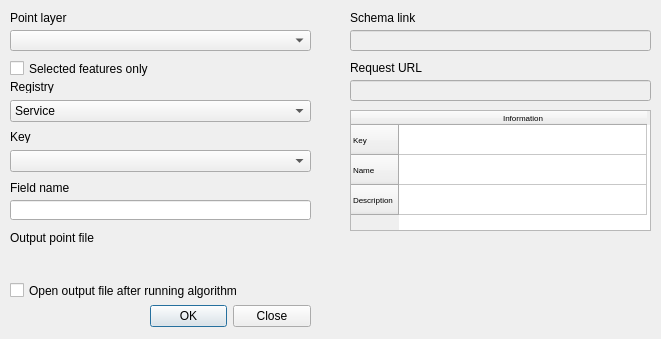
The window that GeoContextQGISPlugin_processing_dialog_base.ui (kartoza/GeoContextQGISPlugin) describes before a commit, drawn with Qt 5.
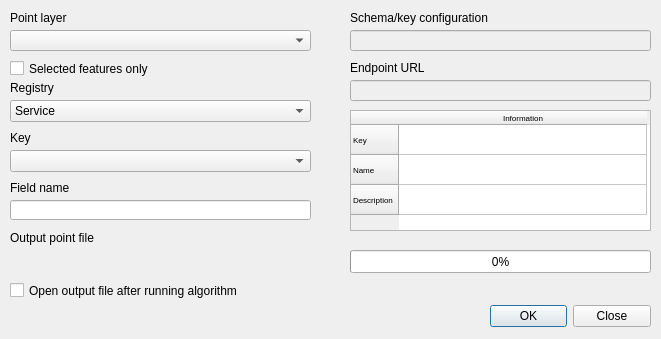
The same window after the commit. Custom widgets are drawn as their Qt base class.

```diff
--- a/GeoContextQGISPlugin_processing_dialog_base.ui
+++ b/GeoContextQGISPlugin_processing_dialog_base.ui
@@ -16,7 +16,7 @@
   <widget class="QDialogButtonBox" name="buttonBox">
    <property name="geometry">
     <rect>
-     <x>150</x>
+     <x>490</x>
      <y>300</y>
      <width>161</width>
      <height>32</height>
@@ -34,7 +34,7 @@
     <rect>
      <x>10</x>
      <y>10</y>
-     <width>71</width>
+     <width>201</width>
      <height>16</height>
     </rect>
    </property>
@@ -57,7 +57,7 @@
     <rect>
      <x>10</x>
      <y>60</y>
-     <width>151</width>
+     <width>241</width>
      <height>17</height>
     </rect>
    </property>
@@ -83,7 +83,7 @@
     <rect>
      <x>10</x>
      <y>230</y>
-     <width>101</width>
+     <width>271</width>
      <height>16</height>
     </rect>
    </property>
@@ -96,7 +96,7 @@
     <rect>
      <x>10</x>
      <y>280</y>
-     <width>241</width>
+     <width>291</width>
      <height>21</height>
     </rect>
    </property>
@@ -134,8 +134,8 @@
     <rect>
      <x>10</x>
      <y>80</y>
-     <width>47</width>
-     <height>13</height>
+     <width>261</width>
+     <height>16</height>
     </rect>
    </property>
    <property name="text">
@@ -147,8 +147,8 @@
     <rect>
      <x>10</x>
      <y>130</y>
-     <width>47</width>
-     <height>13</height>
+     <width>271</width>
+     <height>16</height>
     </rect>
    </property>
    <property name="text">
@@ -194,7 +194,7 @@
     </rect>
    </property>
    <property name="text">
-    <string>Request URL</string>
+    <string>Endpoint URL</string>
    </property>
   </widget>
   <widget class="QLineEdit" name="lineEditFieldName">
@@ -212,7 +212,7 @@
     <rect>
      <x>10</x>
      <y>180</y>
-     <width>91</width>
+     <width>291</width>
      <height>16</height>
     </rect>
    </property>
@@ -244,12 +244,12 @@
     <rect>
      <x>350</x>
      <y>10</y>
-     <width>71</width>
+     <width>241</width>
      <height>16</height>
     </rect>
    </property>
    <property name="text">
-    <string>Schema link</string>
+    <string>Schema/key configuration</string>
    </property>
   </widget>
   <widget class="QTableWidget" name="tblDetails">
@@ -320,6 +320,19 @@
     </property>
    </item>
   </widget>
+  <widget class="QProgressBar" name="pbProcessing">
+   <property name="geometry">
+    <rect>
+     <x>350</x>
+     <y>250</y>
+     <width>301</width>
+     <height>23</height>
+    </rect>
+   </property>
+   <property name="value">
+    <number>0</number>
+   </property>
+  </widget>
  </widget>
  <customwidgets>
   <customwidget>
```
